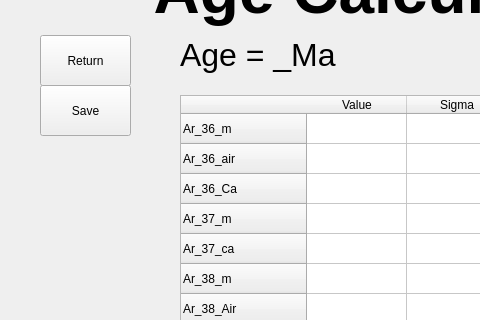
The window that UI/AgeCalculation.ui (AndrewLiu0725/pyADR) describes before a commit, drawn with Qt 5; both pictures show x 0 to 480 and y 135 to 455 of the 800 by 696 pixel window.
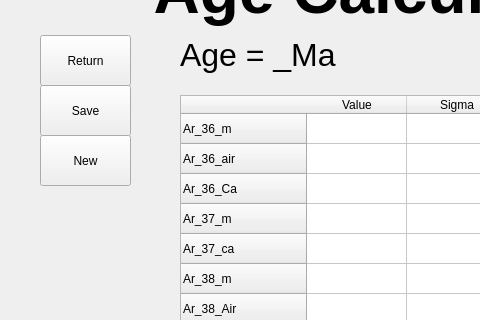
The same window after the commit.

```diff
--- a/UI/AgeCalculation.ui
+++ b/UI/AgeCalculation.ui
@@ -231,6 +231,19 @@
      <string>&lt;html&gt;&lt;head/&gt;&lt;body&gt;&lt;p&gt;&lt;span style=&quot; font-size:24pt;&quot;&gt;Age = _Ma&lt;/span&gt;&lt;/p&gt;&lt;/body&gt;&lt;/html&gt;</string>
     </property>
    </widget>
+   <widget class="QPushButton" name="new_2">
+    <property name="geometry">
+     <rect>
+      <x>40</x>
+      <y>270</y>
+      <width>91</width>
+      <height>51</height>
+     </rect>
+    </property>
+    <property name="text">
+     <string>New</string>
+    </property>
+   </widget>
   </widget>
   <widget class="QMenuBar" name="menubar">
    <property name="geometry">
```
